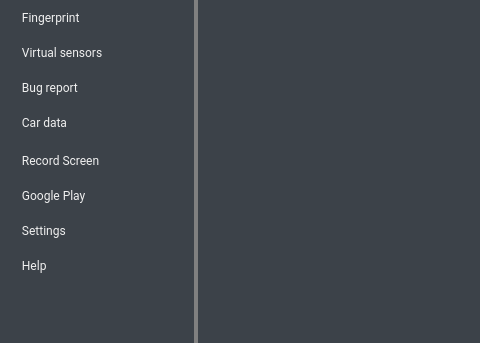
Above: android/android-emu/android/skin/qt/extended.ui from vicamo/libandroid-emugl before the change; both pictures show x 0 to 480 and y 257 to 600 of the 820 by 600 pixel window. Below: the same form after it.
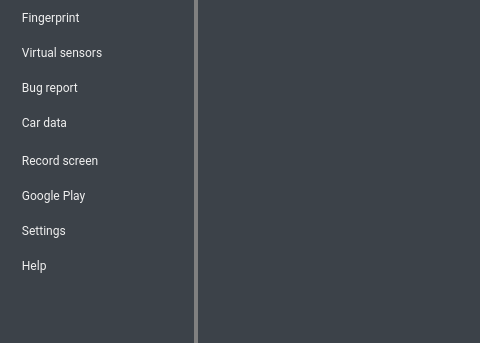
That is the form after the change. Icons and pictures are not drawn. Custom widgets are drawn as their Qt base class.

Commit message: [record] Correct tab label sentence casing.

Diff of the .ui file:
```diff
--- a/android/android-emu/android/skin/qt/extended.ui
+++ b/android/android-emu/android/skin/qt/extended.ui
@@ -913,7 +913,7 @@
 padding: 10px 0px 10px 16px;</string>
         </property>
         <property name="text">
-         <string>  Record Screen</string>
+         <string>  Record screen</string>
         </property>
         <property name="icon">
          <iconset resource="resources.qrc">
```
